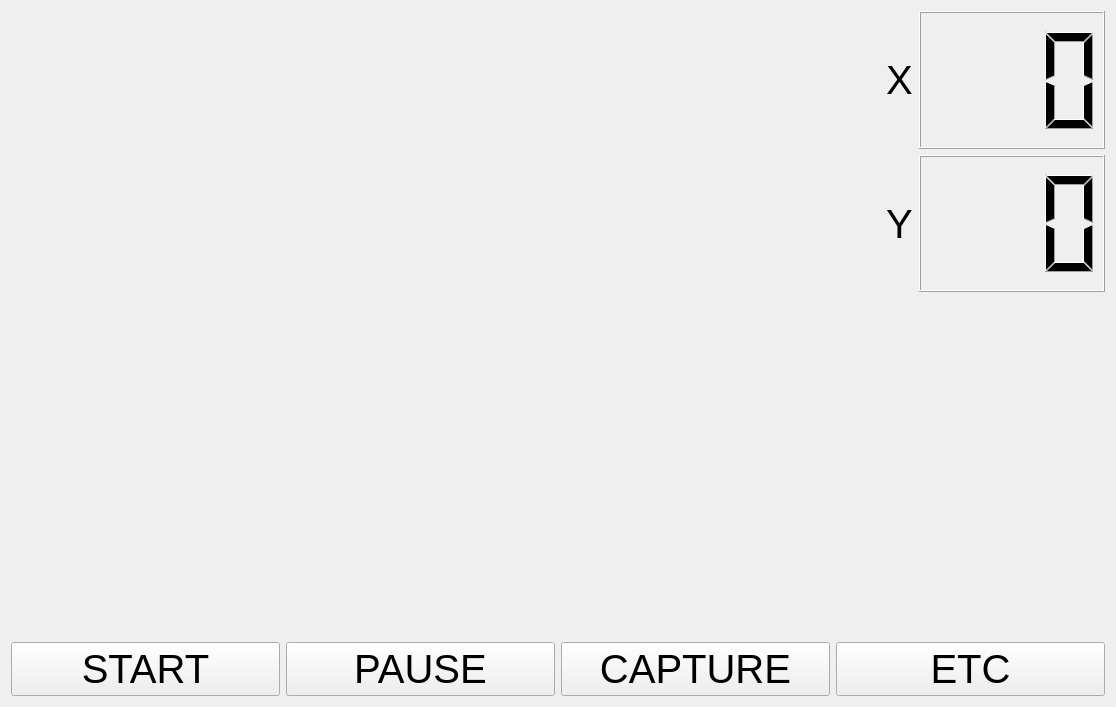
Qt form QT_study/jjs_project_qt/tab1_camera_view.ui (MAKER-park/jjs_creno_project) before a commit.
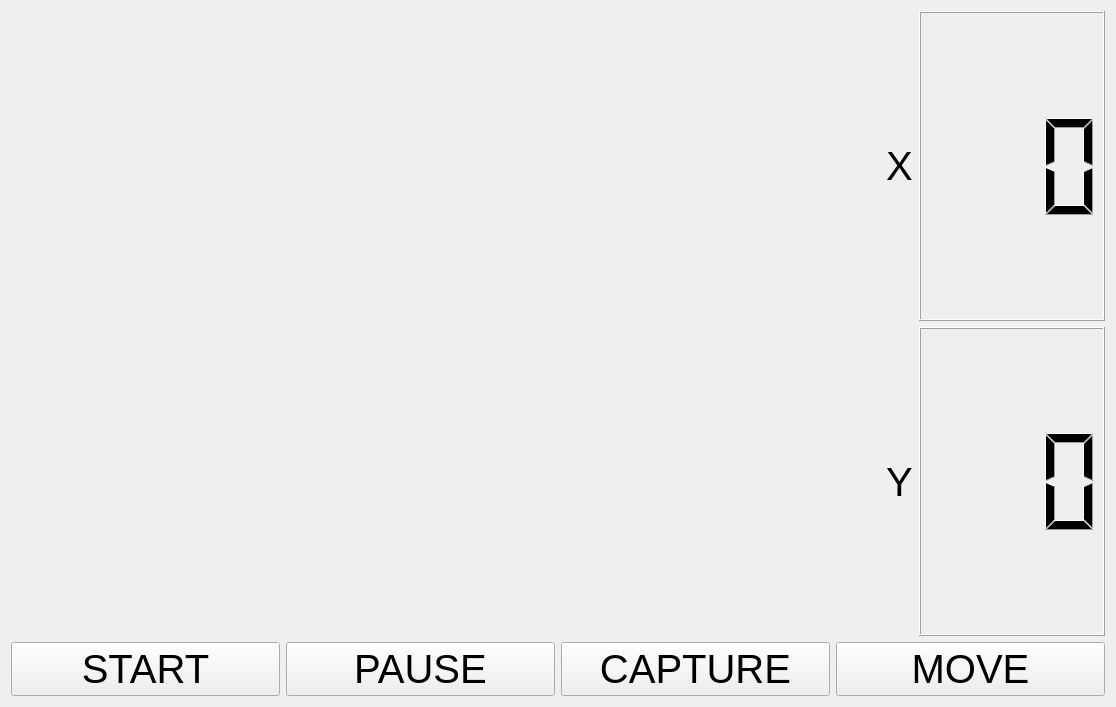
The same form after that commit.

The edit to the form file:
```diff
--- a/QT_study/jjs_project_qt/tab1_camera_view.ui
+++ b/QT_study/jjs_project_qt/tab1_camera_view.ui
@@ -20,7 +20,7 @@
       <layout class="QVBoxLayout" name="pVL_Cam"/>
      </item>
      <item>
-      <layout class="QVBoxLayout" name="verticalLayout_2" stretch="2,2,5">
+      <layout class="QVBoxLayout" name="verticalLayout_2" stretch="2,2">
        <item>
         <layout class="QHBoxLayout" name="horizontalLayout_2" stretch="1,8">
          <item>
@@ -77,19 +77,6 @@
          </item>
         </layout>
        </item>
-       <item>
-        <spacer name="verticalSpacer">
-         <property name="orientation">
-          <enum>Qt::Vertical</enum>
-         </property>
-         <property name="sizeHint" stdset="0">
-          <size>
-           <width>20</width>
-           <height>40</height>
-          </size>
-         </property>
-        </spacer>
-       </item>
       </layout>
      </item>
     </layout>
@@ -140,7 +127,7 @@
         </font>
        </property>
        <property name="text">
-        <string>ETC</string>
+        <string>MOVE</string>
        </property>
       </widget>
      </item>
```
Left out of the diff: 2 changed lines with no effect on the pictures.
